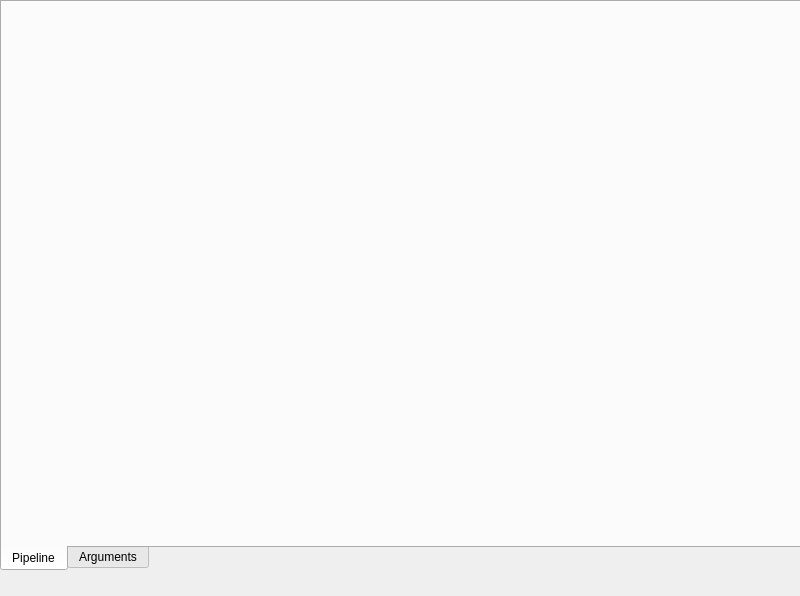
Old version of the form src/batch/jobeditor/ui/jobeditor.ui in the repository janeisklar/RSTools.
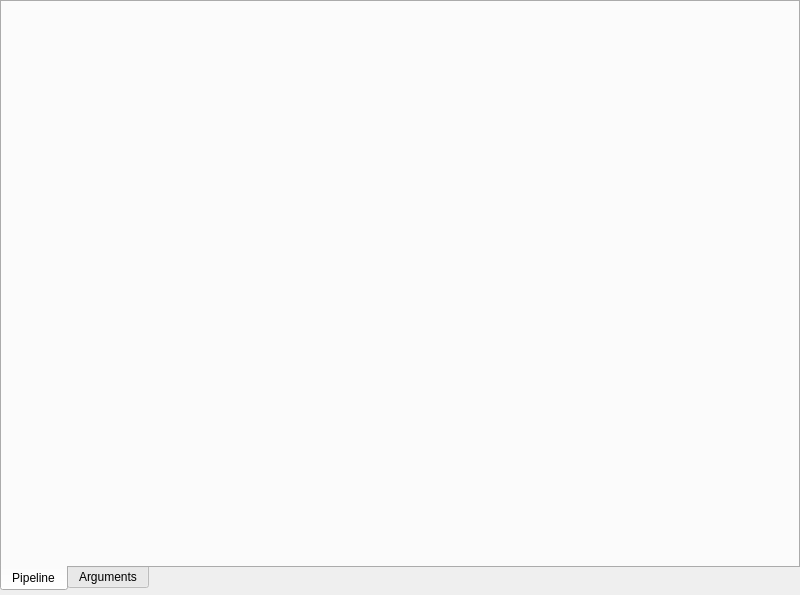
New version of the form. Custom widgets are drawn as their Qt base class.

The edit to the form file:
```diff
--- a/src/batch/jobeditor/ui/jobeditor.ui
+++ b/src/batch/jobeditor/ui/jobeditor.ui
@@ -10,7 +10,7 @@
     <x>0</x>
     <y>0</y>
     <width>800</width>
-    <height>596</height>
+    <height>595</height>
    </rect>
   </property>
   <property name="contextMenuPolicy">
@@ -23,15 +23,21 @@
    <bool>false</bool>
   </property>
   <widget class="QWidget" name="centralwidget">
+   <layout class="QGridLayout" name="gridLayout">
+    <property name="leftMargin">
+     <number>0</number>
+    </property>
+    <property name="topMargin">
+     <number>0</number>
+    </property>
+    <property name="rightMargin">
+     <number>0</number>
+    </property>
+    <property name="bottomMargin">
+     <number>4</number>
+    </property>
+    <item row="0" column="0">
    <widget class="QTabWidget" name="tabWidget">
-    <property name="geometry">
-     <rect>
-      <x>0</x>
-      <y>0</y>
-      <width>801</width>
-      <height>571</height>
-     </rect>
-    </property>
     <property name="tabPosition">
      <enum>QTabWidget::South</enum>
     </property>
@@ -42,15 +48,12 @@
      <attribute name="title">
       <string>Pipeline</string>
      </attribute>
+       <layout class="QGridLayout" name="gridLayout_2">
+        <property name="margin">
+         <number>0</number>
+        </property>
+        <item row="0" column="0">
      <widget class="ExtendedTabWidget" name="pipelineWidget">
-      <property name="geometry">
-       <rect>
-        <x>0</x>
-        <y>0</y>
-        <width>791</width>
-        <height>541</height>
-       </rect>
-      </property>
       <property name="pageTitleList">
        <stringlist>
         <string>Empty</string>
@@ -58,20 +61,19 @@
       </property>
       <widget class="QWidget" name="page"/>
      </widget>
+        </item>
+       </layout>
     </widget>
     <widget class="QWidget" name="arguments">
      <attribute name="title">
       <string>Arguments</string>
      </attribute>
+       <layout class="QGridLayout" name="gridLayout">
+        <property name="margin">
+         <number>0</number>
+        </property>
+        <item row="0" column="0">
      <widget class="QTableWidget" name="tableWidget">
-      <property name="geometry">
-       <rect>
-        <x>0</x>
-        <y>0</y>
-        <width>791</width>
-        <height>541</height>
-       </rect>
-      </property>
       <property name="sizePolicy">
        <sizepolicy hsizetype="Expanding" vsizetype="Expanding">
         <horstretch>1</horstretch>
@@ -101,8 +103,12 @@
        </property>
       </column>
      </widget>
-    </widget>
-   </widget>
+        </item>
+       </layout>
+      </widget>
+     </widget>
+    </item>
+   </layout>
   </widget>
  </widget>
  <customwidgets>
```
Lines whose indentation alone changed are shown as unchanged.
